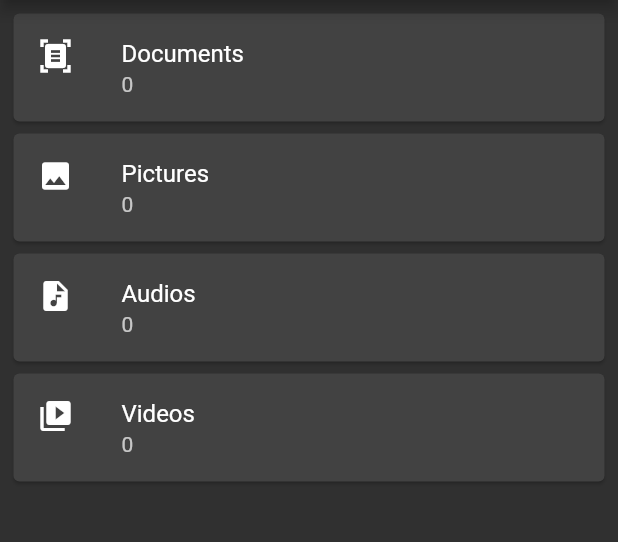
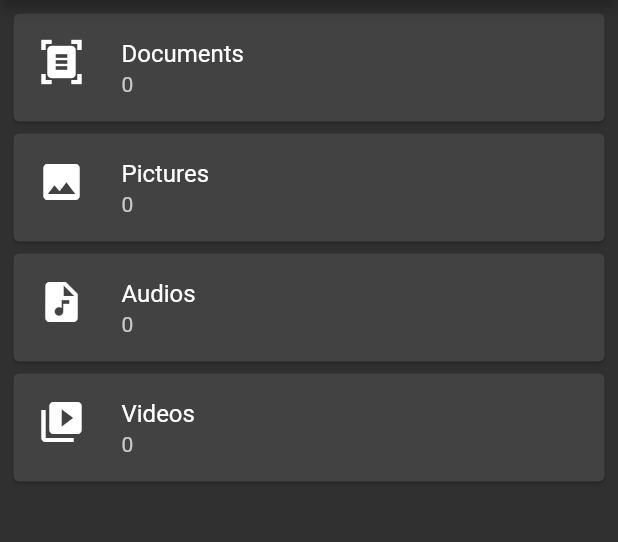
Before and after one commit to Simthembile-Shezi/Ancestry-Vault, a Flutter app: the Dashboard screen opened directly with empty values, on a phone screen of 412 x 824 dp, the part 84-626 px from its top. Run offline on Flutter 3.47's test engine with Material 2 defaults, Android fonts, the phone set to English and light mode, and no system bars; our stand-ins replace cloud_firestore, firebase_auth, firebase_core, firebase_storage; accounts and stored records are empty.

Commit message:
Working on add files

```diff
--- a/lib/profile/complete_profile.dart
+++ b/lib/profile/complete_profile.dart
@@ -99,9 +99,7 @@ class _CompleteProfile extends State<CompleteProfile> {
                 padding: const EdgeInsets.all(5),
                 child: ElevatedButton(
                   child: const Text("Save"),
-                  onPressed: () {
-                    _updateUserProfile(widget.email);
-                  },
+                  onPressed: () => _updateUserProfile(widget.email),
                 ),
               ),
             ],
--- a/lib/profile/dashboard.dart
+++ b/lib/profile/dashboard.dart
@@ -1,12 +1,8 @@
 // ignore_for_file: prefer_const_constructors, non_constant_identifier_names, prefer_const_constructors_in_immutables
 
 import 'package:vault/profile/profile.dart';
-import 'package:vault/safe/audios.dart';
-import 'package:vault/safe/documents.dart';
-import 'package:vault/safe/pictures.dart';
-import 'package:vault/safe/videos.dart';
-import 'package:vault/widget/safe_item_card.dart';
 import 'package:flutter/material.dart';
+import 'package:vault/safe/safe_item_card.dart';
 
 class Dashboard extends StatefulWidget {
   Dashboard({super.key, required this.document});
@@ -43,35 +39,35 @@ class _Dashboard extends State<Dashboard> {
             SafeItemCard(
                 document: widget.document, //userId
                 subCollection: "Documents",
-                icon: Icon(Icons.document_scanner),
-                onPressed: Document()),
+                icon: Icon(
+                  Icons.document_scanner,
+                  size: 32.0,
+                )),
             SafeItemCard(
               document: widget.document,
               subCollection: "Pictures",
-              icon: Icon(Icons.photo),
-              onPressed: Picture(),
+              icon: Icon(
+                Icons.photo,
+                size: 32.0,
+              ),
             ),
             SafeItemCard(
               document: widget.document,
               subCollection: "Audios",
-              icon: Icon(Icons.audio_file),
-              onPressed: Audio(),
+              icon: Icon(
+                Icons.audio_file,
+                size: 32.0,
+              ),
             ),
             SafeItemCard(
               document: widget.document,
               subCollection: "Videos",
-              icon: Icon(Icons.video_collection),
-              onPressed: Video(),
+              icon: Icon(
+                Icons.video_collection,
+                size: 32.0,
+              ),
             ),
           ])),
     );
   }
-
-  Widget _options(BuildContext context) {
-    return Expanded(
-        child: ListView.builder(
-            shrinkWrap: true,
-            itemCount: 1,
-            itemBuilder: ((context, index) => Text("data"))));
-  }
 }
--- /dev/null
+++ b/lib/safe/safe_item_card.dart
@@ -0,0 +1,68 @@
+// ignore_for_file: prefer_const_constructors, prefer_const_constructors_in_immutables
+
+import 'package:cloud_firestore/cloud_firestore.dart';
+import 'package:flutter/material.dart';
+import 'package:vault/safe/safe_list_view.dart';
+
+class SafeItemCard extends StatelessWidget {
+  final String document;
+  final String subCollection;
+  final Icon icon;
+
+  SafeItemCard({
+    Key? key,
+    required this.document,
+    required this.subCollection,
+    required this.icon,
+  }) : super(key: key);
+
+  @override
+  Widget build(BuildContext context) {
+    return FutureBuilder<QuerySnapshot<Object?>>(
+      future: _get(),
+      builder: (context, snapshot) {
+        if (snapshot.connectionState == ConnectionState.waiting) {
+          return CircularProgressIndicator(); // Loading indicator while waiting for data
+        } else if (snapshot.hasError) {
+          return Text('Error: ${snapshot.error}');
+        } else {
+          String count = snapshot.data!.size.toString();
+          return Card(
+            child: Column(
+              mainAxisSize: MainAxisSize.min,
+              children: <Widget>[
+                ListTile(
+                  leading: icon,
+                  title: Text(subCollection),
+                  subtitle: Text(count),
+                  onTap: () => {
+                    Navigator.push(
+                      context,
+                      MaterialPageRoute(
+                        builder: (context) => SafeListView(
+                          document: document,
+                          subCollection: subCollection,
+                          icon: icon,
+                          snapshot: snapshot,
+                        ),
+                      ),
+                    ),
+                  },
+                ),
+              ],
+            ),
+          );
+        }
+      },
+    );
+  }
+
+  Future<QuerySnapshot<Object?>> _get() async {
+    CollectionReference collectionReference = FirebaseFirestore.instance
+        .collection('users')
+        .doc(document)
+        .collection(subCollection.toLowerCase());
+
+    return collectionReference.get();
+  }
+}
--- a/lib/widget/safe_item_card.dart
+++ /dev/null
@@ -1,57 +0,0 @@
-// ignore_for_file: prefer_const_constructors, prefer_const_constructors_in_immutables
-
-import 'package:cloud_firestore/cloud_firestore.dart';
-import 'package:flutter/material.dart';
-
-class SafeItemCard extends StatelessWidget {
-  final String document;
-  final String subCollection;
-  final Icon icon;
-  //final VoidCallback onPressed;
-  final Widget onPressed;
-  SafeItemCard(
-      {super.key,
-      required this.document,
-      required this.subCollection,
-      required this.icon,
-      required this.onPressed});
-
-  @override
-  Widget build(BuildContext context) {
-    return FutureBuilder<String>(
-        future: _getCount(document, subCollection),
-        builder: (context, snapshot) {
-          if (snapshot.connectionState == ConnectionState.waiting) {
-            return CircularProgressIndicator(); // Loading indicator while waiting for data
-          } else if (snapshot.hasError) {
-            return Text('Error: ${snapshot.error}');
-          } else {
-            String count = snapshot.data ?? '0';
-            return Card(
-              child: Column(mainAxisSize: MainAxisSize.min, children: <Widget>[
-                ListTile(
-                  leading: icon,
-                  title: Text(subCollection),
-                  subtitle: Text(count),
-                  onTap: () {
-                    Navigator.push(context,
-                        MaterialPageRoute(builder: (context) => onPressed));
-                  },
-                ),
-              ]),
-            );
-          }
-        });
-  }
-
-  Future<String> _getCount(String document, String subCollection) async {
-    CollectionReference songsCollection = FirebaseFirestore.instance
-        .collection('users')
-        .doc(document)
-        .collection(subCollection.toLowerCase());
-
-    QuerySnapshot<Object?> songsSnapshot = await songsCollection.get();
-
-    return songsSnapshot.size.toString();
-  }
-}
--- a/pubspec.yaml
+++ b/pubspec.yaml
@@ -10,6 +10,9 @@ dependencies:
   flutter:
     sdk: flutter
   crypto: ^3.0.1
+  intl: ^0.17.0
+  path_provider: ^2.0.5
+  url_launcher: ^6.0.9
   firebase_core: ^2.17.0
   firebase_auth: ^4.10.1
   cloud_firestore: ^4.9.3
```
Also changed, not shown: lib/account/login.dart (+13 -10 lines), lib/safe/audios.dart (deleted, +0 -44 lines), lib/safe/documents.dart (deleted, +0 -47 lines), lib/safe/file_info.dart (added, +37 -0 lines), lib/safe/file_item.dart (added, +99 -0 lines), lib/safe/pictures.dart (deleted, +0 -44 lines), lib/safe/safe_list_view.dart (added, +84 -0 lines), lib/safe/videos.dart (deleted, +0 -44 lines), lib/widget/audio_item.dart (deleted, +0 -18 lines), lib/widget/document_item.dart (deleted, +0 -18 lines), lib/widget/picture_item.dart (deleted, +0 -21 lines), lib/widget/video_item.dart (deleted, +0 -18 lines), pubspec.lock, 7 other files.
